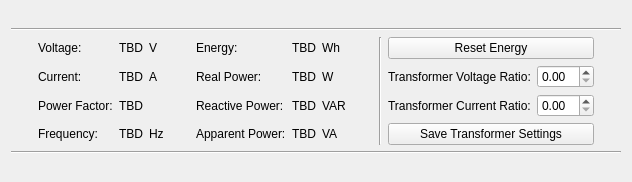
This is src/brickv/plugin_system/plugins/energy_monitor/ui/energy_monitor.ui in Tinkerforge/brickv as Qt 5 draws it before an edit. The edited form follows.
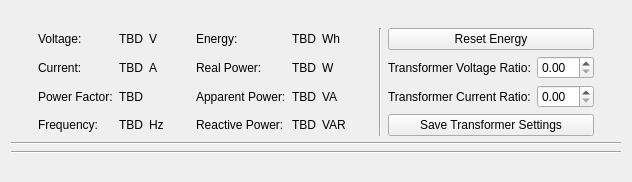
This is the edited form.

Commit message: Add support for transformer ratio calibration

The edit to the form file:
```diff
--- a/src/brickv/plugin_system/plugins/energy_monitor/ui/energy_monitor.ui
+++ b/src/brickv/plugin_system/plugins/energy_monitor/ui/energy_monitor.ui
@@ -16,13 +16,6 @@
   <layout class="QVBoxLayout" name="verticalLayout">
    <item>
     <layout class="QVBoxLayout" name="layout_main">
-     <item>
-      <widget class="Line" name="line">
-       <property name="orientation">
-        <enum>Qt::Horizontal</enum>
-       </property>
-      </widget>
-     </item>
      <item>
       <layout class="QGridLayout" name="gridLayout">
        <item row="2" column="3">
@@ -79,16 +72,6 @@
          </property>
         </widget>
        </item>
-       <item row="2" column="7">
-        <widget class="QLabel" name="label_reactive_power">
-         <property name="text">
-          <string>TBD</string>
-         </property>
-         <property name="alignment">
-          <set>Qt::AlignRight|Qt::AlignTrailing|Qt::AlignVCenter</set>
-         </property>
-        </widget>
-       </item>
        <item row="2" column="2">
         <widget class="QLabel" name="label_power_factor">
          <property name="text">
@@ -147,16 +130,6 @@
          </property>
         </widget>
        </item>
-       <item row="3" column="7">
-        <widget class="QLabel" name="label_apparent_power">
-         <property name="text">
-          <string>TBD</string>
-         </property>
-         <property name="alignment">
-          <set>Qt::AlignRight|Qt::AlignTrailing|Qt::AlignVCenter</set>
-         </property>
-        </widget>
-       </item>
        <item row="2" column="12">
         <widget class="QDoubleSpinBox" name="doubleSpinBox_2"/>
        </item>
@@ -184,13 +157,6 @@
          </property>
         </widget>
        </item>
-       <item row="2" column="5">
-        <widget class="QLabel" name="label_5">
-         <property name="text">
-          <string>Reactive Power:</string>
-         </property>
-        </widget>
-       </item>
        <item row="1" column="11">
         <widget class="QLabel" name="label_10">
          <property name="text">
@@ -205,13 +171,6 @@
          </property>
         </widget>
        </item>
-       <item row="2" column="8">
-        <widget class="QLabel" name="label_17">
-         <property name="text">
-          <string>VAR</string>
-         </property>
-        </widget>
-       </item>
        <item row="2" column="4">
         <spacer name="horizontalSpacer_3">
          <property name="orientation">
@@ -232,13 +191,6 @@
          </property>
         </widget>
        </item>
-       <item row="3" column="5">
-        <widget class="QLabel" name="label_4">
-         <property name="text">
-          <string>Apparent Power:</string>
-         </property>
-        </widget>
-       </item>
        <item row="1" column="7">
         <widget class="QLabel" name="label_real_power">
          <property name="text">
@@ -259,13 +211,6 @@
          </property>
         </widget>
        </item>
-       <item row="3" column="8">
-        <widget class="QLabel" name="label_16">
-         <property name="text">
-          <string>VA</string>
-         </property>
-        </widget>
-       </item>
        <item row="1" column="8">
         <widget class="QLabel" name="label_15">
          <property name="text">
@@ -310,8 +255,63 @@
          </property>
         </widget>
        </item>
+       <item row="2" column="5">
+        <widget class="QLabel" name="label_4">
+         <property name="text">
+          <string>Apparent Power:</string>
+         </property>
+        </widget>
+       </item>
+       <item row="3" column="7">
+        <widget class="QLabel" name="label_reactive_power">
+         <property name="text">
+          <string>TBD</string>
+         </property>
+         <property name="alignment">
+          <set>Qt::AlignRight|Qt::AlignTrailing|Qt::AlignVCenter</set>
+         </property>
+        </widget>
+       </item>
+       <item row="2" column="7">
+        <widget class="QLabel" name="label_apparent_power">
+         <property name="text">
+          <string>TBD</string>
+         </property>
+         <property name="alignment">
+          <set>Qt::AlignRight|Qt::AlignTrailing|Qt::AlignVCenter</set>
+         </property>
+        </widget>
+       </item>
+       <item row="2" column="8">
+        <widget class="QLabel" name="label_16">
+         <property name="text">
+          <string>VA</string>
+         </property>
+        </widget>
+       </item>
+       <item row="3" column="8">
+        <widget class="QLabel" name="label_17">
+         <property name="text">
+          <string>VAR</string>
+         </property>
+        </widget>
+       </item>
+       <item row="3" column="5">
+        <widget class="QLabel" name="label_5">
+         <property name="text">
+          <string>Reactive Power:</string>
+         </property>
+        </widget>
+       </item>
       </layout>
      </item>
+     <item>
+      <widget class="Line" name="line">
+       <property name="orientation">
+        <enum>Qt::Horizontal</enum>
+       </property>
+      </widget>
+     </item>
      <item>
       <layout class="QVBoxLayout" name="layout_graph">
        <item>
```
Left out of the diff: 8 changed lines with no effect on the pictures. The commit also changes 2 other files.
